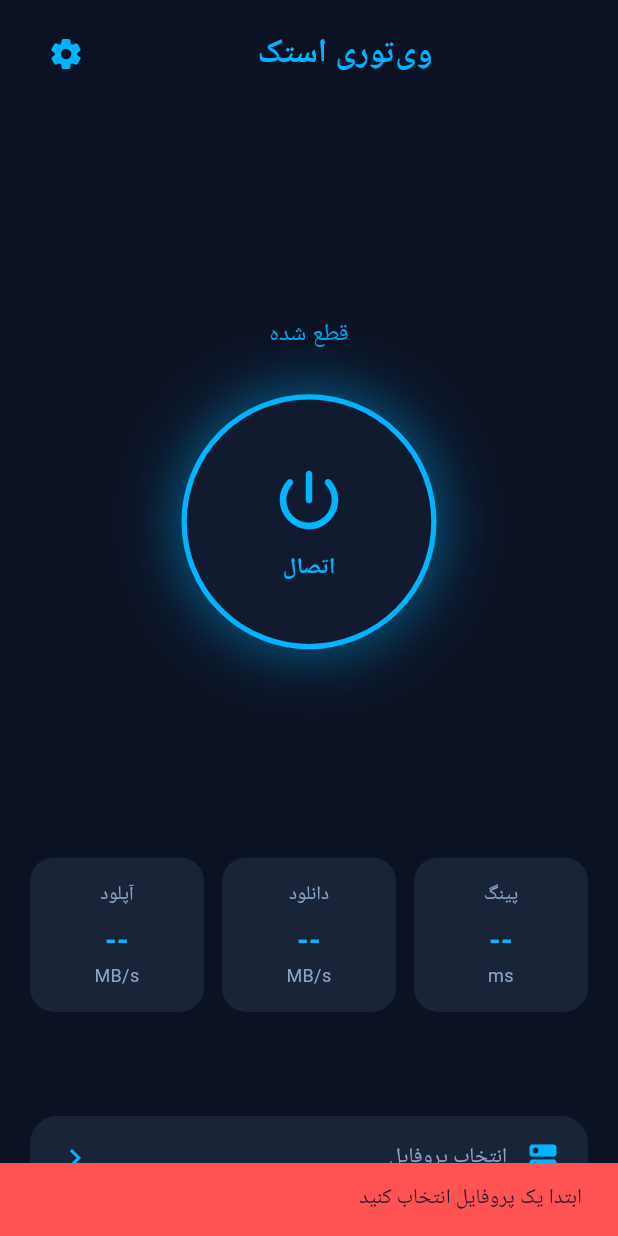
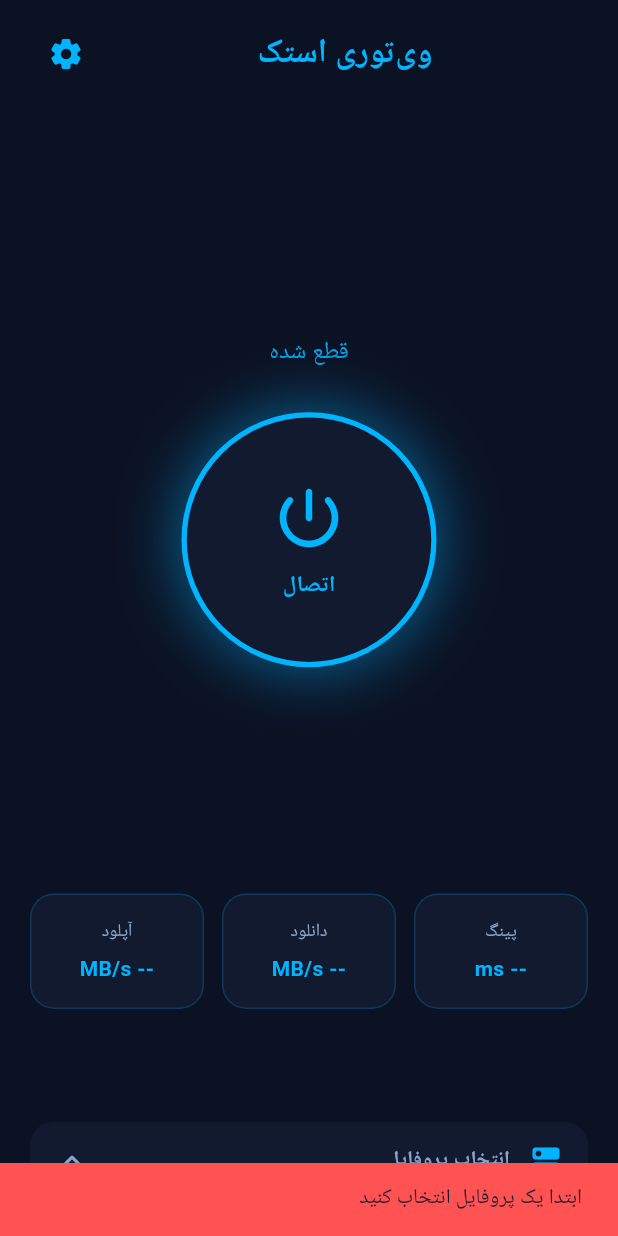
Before and after one commit to sobhantk48/V2rayStk, a Flutter app: the screen it shows after launch, after a tap on "اتصال", on a phone screen of 412 x 824 dp. Run offline on Flutter 3.47's test engine with Material 3 defaults, Android fonts, the phone set to English and light mode, and no system bars; our stand-ins replace easy_localization, flutter_riverpod, google_fonts, hive, hive_flutter, shared_preferences; accounts and stored records are empty; Roboto replaces fonts that are missing (Vazirmatn).

Commit message:
feat: wire user UI to VPN platform channel (prepare/start/stop + live status)

```diff
--- a/lib/providers/app_providers.dart
+++ b/lib/providers/app_providers.dart
@@ -1,6 +1,8 @@
 import 'package:flutter_riverpod/flutter_riverpod.dart';
 import '../models/profile.dart';
 import '../services/profile_service.dart';
+import '../services/vpn_bridge.dart';
+import 'vpn_provider.dart';
 
 final profilesProvider = FutureProvider.autoDispose<List<Profile>>((ref) async {
   return ProfileService.getAll();
@@ -12,4 +14,11 @@ final selectedProfileProvider = FutureProvider.autoDispose<Profile?>((ref) async
 
 final isAdminLoggedInProvider = StateProvider<bool>((ref) => false);
 
+/// Kept for backward-compat; UI should prefer [vpnEventProvider].
 final connectionStatusProvider = StateProvider<bool>((ref) => false);
+
+/// Convenience: true when native reports connected.
+final isVpnConnectedProvider = Provider<bool>((ref) {
+  final event = ref.watch(vpnEventProvider).valueOrNull;
+  return event?.status == VpnStatus.connected;
+});
--- a/lib/screens/user/user_home_page.dart
+++ b/lib/screens/user/user_home_page.dart
@@ -1,9 +1,12 @@
 import 'package:flutter/material.dart';
+import 'package:flutter/services.dart';
 import 'package:flutter_riverpod/flutter_riverpod.dart';
 import 'package:easy_localization/easy_localization.dart';
 import '../../theme/app_theme.dart';
 import '../../providers/app_providers.dart';
+import '../../providers/vpn_provider.dart';
 import '../../services/profile_service.dart';
+import '../../services/vpn_bridge.dart';
 import '../settings/settings_page.dart';
 
 class UserHomePage extends ConsumerStatefulWidget {
@@ -14,11 +17,14 @@ class UserHomePage extends ConsumerStatefulWidget {
 }
 
 class _UserHomePageState extends ConsumerState<UserHomePage> {
-  bool _connecting = false;
+  bool _busy = false;
 
   Future<void> _toggleConnection() async {
+    if (_busy) return;
+
     final selected = await ref.read(selectedProfileProvider.future);
     if (selected == null) {
+      if (!mounted) return;
       ScaffoldMessenger.of(context).showSnackBar(
         SnackBar(
           content: Text('no_profile_warn'.tr()),
@@ -28,17 +34,53 @@ class _UserHomePageState extends ConsumerState<UserHomePage> {
       return;
     }
 
-    final isConnected = ref.read(connectionStatusProvider);
+    final event = ref.read(vpnEventProvider).valueOrNull;
+    final isConnected = event?.isConnected ?? false;
+
+    setState(() => _busy = true);
+
+    try {
+      final controller = ref.read(vpnControllerProvider);
+
       if (isConnected) {
+        await controller.disconnect();
         ref.read(connectionStatusProvider.notifier).state = false;
         return;
       }
 
-    setState(() => _connecting = true);
-    await Future.delayed(const Duration(milliseconds: 900)); // mock
-    if (mounted) {
+      final ok = await controller.connect(config: selected.config);
+      if (!ok) {
+        if (!mounted) return;
+        ScaffoldMessenger.of(context).showSnackBar(
+          SnackBar(
+            content: Text('vpn_permission_denied'.tr()),
+            backgroundColor: AppTheme.danger,
+          ),
+        );
+        return;
+      }
+      // Native EventChannel will flip UI to connected.
       ref.read(connectionStatusProvider.notifier).state = true;
-      setState(() => _connecting = false);
+    } on PlatformException catch (e) {
+      if (!mounted) return;
+      ScaffoldMessenger.of(context).showSnackBar(
+        SnackBar(
+          content: Text(e.message ?? e.code),
+          backgroundColor: AppTheme.danger,
+        ),
+      );
+      ref.read(connectionStatusProvider.notifier).state = false;
+    } catch (e) {
+      if (!mounted) return;
+      ScaffoldMessenger.of(context).showSnackBar(
+        SnackBar(
+          content: Text('$e'),
+          backgroundColor: AppTheme.danger,
+        ),
+      );
+      ref.read(connectionStatusProvider.notifier).state = false;
+    } finally {
+      if (mounted) setState(() => _busy = false);
     }
   }
 
@@ -140,16 +182,45 @@ class _UserHomePageState extends ConsumerState<UserHomePage> {
     );
   }
 
+  String _formatBytes(int bytes) {
+    if (bytes <= 0) return '0';
+    const units = ['B', 'KB', 'MB', 'GB'];
+    var value = bytes.toDouble();
+    var i = 0;
+    while (value >= 1024 && i < units.length - 1) {
+      value /= 1024;
+      i++;
+    }
+    final digits = value >= 100 ? 0 : (value >= 10 ? 1 : 2);
+    return '${value.toStringAsFixed(digits)} ${units[i]}';
+  }
+
   @override
   Widget build(BuildContext context) {
-    final isConnected = ref.watch(connectionStatusProvider);
+    final vpnAsync = ref.watch(vpnEventProvider);
+    final vpnEvent = vpnAsync.valueOrNull;
     final selectedAsync = ref.watch(selectedProfileProvider);
 
-    final statusColor = isConnected ? AppTheme.success : AppTheme.primary;
-    final statusText = isConnected ? 'connected'.tr() : 'disconnected'.tr();
-    final buttonText = _connecting
+    final isConnected = vpnEvent?.isConnected ?? false;
+    final isConnecting =
+        _busy || (vpnEvent?.isConnecting ?? false);
+
+    final statusColor = isConnecting
+        ? AppTheme.primary
+        : (isConnected ? AppTheme.success : AppTheme.primary);
+
+    final statusText = isConnecting
+        ? 'connecting'.tr()
+        : (isConnected ? 'connected'.tr() : 'disconnected'.tr());
+
+    final buttonText = isConnecting
         ? 'connecting'.tr()
         : (isConnected ? 'disconnect'.tr() : 'connect'.tr());
+
+    final uploadText =
+        isConnected ? _formatBytes(vpnEvent?.upload ?? 0) : '--';
+    final downloadText =
+        isConnected ? _formatBytes(vpnEvent?.download ?? 0) : '--';
 
     return Scaffold(
       body: SafeArea(
@@ -186,7 +257,6 @@ class _UserHomePageState extends ConsumerState<UserHomePage> {
 
             const Spacer(flex: 2),
 
-            // Status + Power Button
             Text(
               statusText,
               style: TextStyle(
@@ -198,7 +268,7 @@ class _UserHomePageState extends ConsumerState<UserHomePage> {
             const SizedBox(height: 28),
 
             GestureDetector(
-              onTap: _connecting ? null : _toggleConnection,
+              onTap: isConnecting ? null : _toggleConnection,
               child: AnimatedContainer(
                 duration: const Duration(milliseconds: 350),
                 width: 170,
@@ -218,8 +288,20 @@ class _UserHomePageState extends ConsumerState<UserHomePage> {
                 child: Column(
                   mainAxisAlignment: MainAxisAlignment.center,
                   children: [
+                    if (isConnecting)
+                      SizedBox(
+                        width: 42,
+                        height: 42,
+                        child: CircularProgressIndicator(
+                          strokeWidth: 3,
+                          color: statusColor,
+                        ),
+                      )
+                    else
                       Icon(
-                      isConnected ? Icons.check_rounded : Icons.power_settings_new_rounded,
+                        isConnected
+                            ? Icons.check_rounded
+                            : Icons.power_settings_new_rounded,
                         size: 52,
                         color: statusColor,
                       ),
@@ -244,11 +326,23 @@ class _UserHomePageState extends ConsumerState<UserHomePage> {
               padding: const EdgeInsets.symmetric(horizontal: 20),
               child: Row(
                 children: [
-                  _statCard('ping'.tr(), isConnected ? '42' : '--', 'ms'.tr()),
+                  _statCard(
+                    'ping'.tr(),
+                    isConnected ? '—' : '--',
+                    'ms'.tr(),
+                  ),
                   const SizedBox(width: 12),
-                  _statCard('download'.tr(), isConnected ? '12.4' : '--', 'mbps'.tr()),
+                  _statCard(
+                    'download'.tr(),
+                    downloadText,
+                    isConnected ? '' : 'mbps'.tr(),
+                  ),
                   const SizedBox(width: 12),
-                  _statCard('upload'.tr(), isConnected ? '3.1' : '--', 'mbps'.tr()),
+                  _statCard(
+                    'upload'.tr(),
+                    uploadText,
+                    isConnected ? '' : 'mbps'.tr(),
+                  ),
                 ],
               ),
             ),
@@ -259,13 +353,16 @@ class _UserHomePageState extends ConsumerState<UserHomePage> {
             Padding(
               padding: const EdgeInsets.fromLTRB(20, 0, 20, 24),
               child: Material(
-                color: AppTheme.card,
-                borderRadius: BorderRadius.circular(18),
+                color: AppTheme.surface,
+                borderRadius: BorderRadius.circular(16),
                 child: InkWell(
-                  borderRadius: BorderRadius.circular(18),
+                  borderRadius: BorderRadius.circular(16),
                   onTap: _showProfileSelector,
                   child: Padding(
-                    padding: const EdgeInsets.symmetric(horizontal: 18, vertical: 16),
+                    padding: const EdgeInsets.symmetric(
+                      horizontal: 16,
+                      vertical: 14,
+                    ),
                     child: Row(
                       children: [
                         const Icon(Icons.dns_rounded, color: AppTheme.primary),
@@ -274,18 +371,26 @@ class _UserHomePageState extends ConsumerState<UserHomePage> {
                           child: selectedAsync.when(
                             data: (p) => Text(
                               p?.name ?? 'select_profile'.tr(),
+                              maxLines: 1,
+                              overflow: TextOverflow.ellipsis,
                               style: TextStyle(
-                                color: p != null
-                                    ? AppTheme.textPrimary
-                                    : AppTheme.textSecondary,
-                                fontWeight: FontWeight.w500,
+                                color: p == null
+                                    ? AppTheme.textSecondary
+                                    : AppTheme.primary,
+                                fontWeight: FontWeight.w600,
                               ),
                             ),
-                            loading: () => Text('...'),
-                            error: (_, __) => Text('select_profile'.tr()),
+                            loading: () => Text(
+                              '…',
+                              style: TextStyle(color: AppTheme.textSecondary),
+                            ),
+                            error: (e, _) => Text('$e'),
                           ),
                         ),
-                        const Icon(Icons.chevron_left, color: AppTheme.primary),
+                        const Icon(
+                          Icons.keyboard_arrow_up_rounded,
+                          color: AppTheme.textSecondary,
+                        ),
                       ],
                     ),
                   ),
@@ -301,10 +406,11 @@ class _UserHomePageState extends ConsumerState<UserHomePage> {
   Widget _statCard(String title, String value, String unit) {
     return Expanded(
       child: Container(
-        padding: const EdgeInsets.symmetric(vertical: 16),
+        padding: const EdgeInsets.symmetric(vertical: 16, horizontal: 8),
         decoration: BoxDecoration(
-          color: AppTheme.card,
+          color: AppTheme.surface,
           borderRadius: BorderRadius.circular(16),
+          border: Border.all(color: AppTheme.primary.withOpacity(0.2)),
         ),
         child: Column(
           children: [
@@ -312,23 +418,17 @@ class _UserHomePageState extends ConsumerState<UserHomePage> {
               title,
               style: const TextStyle(
                 color: AppTheme.textSecondary,
-                fontSize: 13,
+                fontSize: 12,
               ),
             ),
             const SizedBox(height: 6),
             Text(
-              value,
+              unit.isEmpty ? value : '$value $unit',
+              textAlign: TextAlign.center,
               style: const TextStyle(
                 color: AppTheme.primary,
-                fontSize: 20,
+                fontSize: 14,
                 fontWeight: FontWeight.bold,
-              ),
-            ),
-            Text(
-              unit,
-              style: const TextStyle(
-                color: AppTheme.textSecondary,
-                fontSize: 12,
               ),
             ),
           ],
```
Lines whose indentation alone changed are shown as unchanged.
